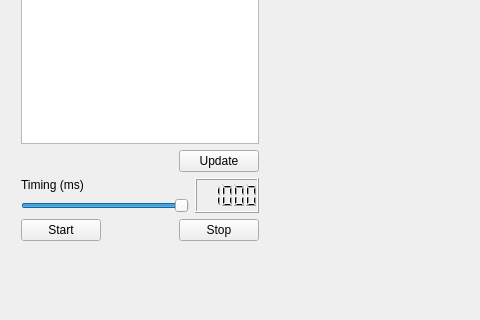
Qt form QtTcpClientConsumer/mainwindow.ui (Enio-Antonio/Qt-Supervisory) before a commit; both pictures show x 0 to 480 and y 205 to 525 of the 690 by 525 pixel window.
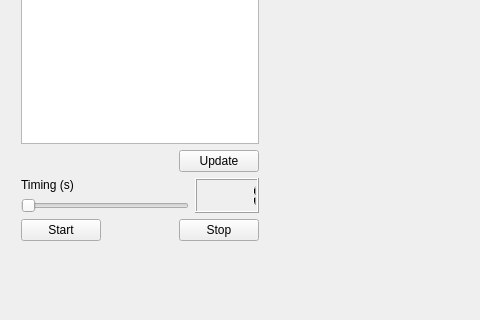
The same form after that commit. Custom widgets are drawn as their Qt base class.

What changed in the file:
```diff
--- a/QtTcpClientConsumer/mainwindow.ui
+++ b/QtTcpClientConsumer/mainwindow.ui
@@ -98,7 +98,7 @@
          <item>
           <widget class="QLabel" name="label_timing">
            <property name="text">
-            <string>Timing (ms)</string>
+            <string>Timing (s)</string>
            </property>
           </widget>
          </item>
@@ -108,10 +108,13 @@
             <number>1</number>
            </property>
            <property name="maximum">
-            <number>1000</number>
+            <number>99</number>
+           </property>
+           <property name="value">
+            <number>1</number>
            </property>
            <property name="sliderPosition">
-            <number>1000</number>
+            <number>1</number>
            </property>
            <property name="orientation">
             <enum>Qt::Horizontal</enum>
@@ -123,7 +126,7 @@
        <item>
         <widget class="QLCDNumber" name="lcdNumber_timing">
          <property name="intValue" stdset="0">
-          <number>1000</number>
+          <number>1</number>
          </property>
         </widget>
        </item>
```
